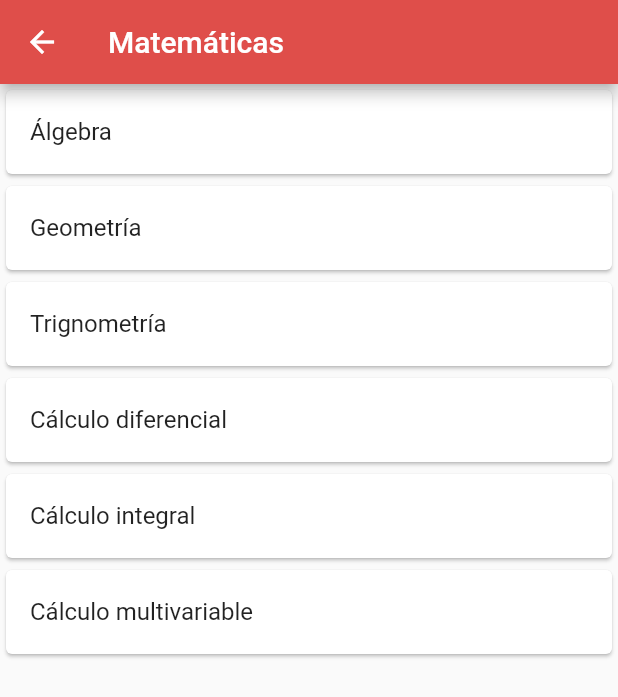
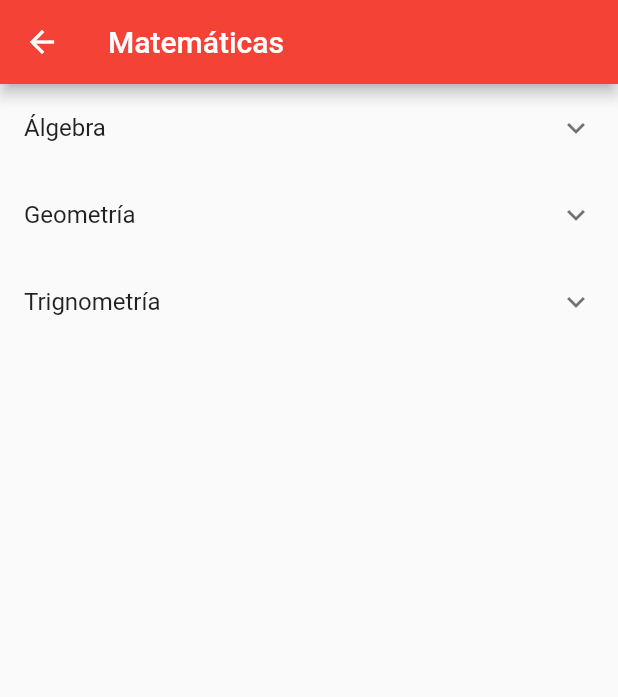
Before and after one commit to gerardofloresgr/Numeria, a Flutter app: the screen it shows after launch, after a tap on "Matemáticas", on a phone screen of 412 x 824 dp. Shown: the top 697 px of the screen. Run offline on Flutter 3.47's test engine with Material 2 defaults, Android fonts, the phone set to English and light mode, and no system bars.

Commit message:
Acordion añadido

```diff
--- a/lib/main.dart
+++ b/lib/main.dart
@@ -1,5 +1,6 @@
 import 'package:flutter/material.dart';
-import 'screens/math.dart';
+import 'screens/math/math.dart';
+import 'screens/physic/physic.dart';
 
 void main() => runApp(Numeria());
 
@@ -23,18 +24,23 @@ class Home extends StatelessWidget {
       body: ListView(
         children: <Widget>[
           Card(
+            color: Colors.red,
             child: Padding(
               padding: const EdgeInsets.all(5),
               child: Column(
                 mainAxisSize: MainAxisSize.min,
                 children: <Widget>[
                   ListTile(
-                    leading: Icon(Icons.add, color: Colors.red),
-                    title: Text('Matemáticas',
-                        style: TextStyle(
-                            fontWeight: FontWeight.bold, color: Colors.red)),
+                    leading: Icon(Icons.add, color: Colors.white),
+                    title: Text(
+                      'Matemáticas',
+                      style: TextStyle(
+                          fontWeight: FontWeight.bold, color: Colors.white),
+                    ),
                     subtitle: Text(
-                        'Álgebra, Geometría, Trigonometría, Derivadas, Integrales y más'),
+                      'Álgebra, Geometría, Trigonometría, Derivadas, Integrales y más',
+                      style: TextStyle(color: Colors.white),
+                    ),
                     onTap: () {
                       Navigator.push(
                         context,
@@ -47,17 +53,48 @@ class Home extends StatelessWidget {
             ),
           ),
           Card(
+            color: Colors.green,
             child: Padding(
               padding: const EdgeInsets.all(5),
               child: Column(
                 mainAxisSize: MainAxisSize.min,
                 children: <Widget>[
                   ListTile(
-                    leading: Icon(Icons.toys, color: Colors.green),
+                    leading: Icon(Icons.toys, color: Colors.white),
                     title: Text('Física',
                         style: TextStyle(
-                            fontWeight: FontWeight.bold, color: Colors.green)),
-                    subtitle: Text('Cinematica, Dinamica, Estatica y más'),
+                            fontWeight: FontWeight.bold, color: Colors.white)),
+                    subtitle: Text(
+                      'Cinematica, Dinamica, Estatica y más',
+                      style: TextStyle(color: Colors.white),
+                    ),
+                    onTap: () {
+                      Navigator.push(
+                        context,
+                        MaterialPageRoute(builder: (context) => Physic()),
+                      );
+                    },
+                  )
+                ],
+              ),
+            ),
+          ),
+          Card(
+            color: Colors.lightGreen,
+            child: Padding(
+              padding: const EdgeInsets.all(5),
+              child: Column(
+                mainAxisSize: MainAxisSize.min,
+                children: <Widget>[
+                  ListTile(
+                    leading: Icon(Icons.ac_unit, color: Colors.white),
+                    title: Text('Química',
+                        style: TextStyle(
+                            fontWeight: FontWeight.bold, color: Colors.white)),
+                    subtitle: Text(
+                      'Solubilidad, Temperatura, Estiquiometría y más',
+                      style: TextStyle(color: Colors.white),
+                    ),
                     onTap: () {
                       // Navigator.push(
                       //   context,
@@ -70,19 +107,21 @@ class Home extends StatelessWidget {
             ),
           ),
           Card(
+            color: Colors.blue,
             child: Padding(
               padding: const EdgeInsets.all(5),
               child: Column(
                 mainAxisSize: MainAxisSize.min,
                 children: <Widget>[
                   ListTile(
-                    leading: Icon(Icons.ac_unit, color: Colors.lightGreen),
-                    title: Text('Química',
+                    leading: Icon(Icons.code, color: Colors.white),
+                    title: Text('Informática',
                         style: TextStyle(
-                            fontWeight: FontWeight.bold,
-                            color: Colors.lightGreen)),
-                    subtitle:
-                        Text('Solubilidad, Temperatura, Estiquiometría y más'),
+                            fontWeight: FontWeight.bold, color: Colors.white)),
+                    subtitle: Text(
+                      'Estructuras, Algoritmos básicos, comandos y más',
+                      style: TextStyle(color: Colors.white),
+                    ),
                     onTap: () {
                       // Navigator.push(
                       //   context,
@@ -95,30 +134,7 @@ class Home extends StatelessWidget {
             ),
           ),
           Card(
-            child: Padding(
-              padding: const EdgeInsets.all(5),
-              child: Column(
-                mainAxisSize: MainAxisSize.min,
-                children: <Widget>[
-                  ListTile(
-                    leading: Icon(Icons.code, color: Colors.blue),
-                    title: Text('Informática',
-                        style: TextStyle(
-                            fontWeight: FontWeight.bold, color: Colors.blue)),
-                    subtitle:
-                        Text('Estructuras, Algoritmos básicos, comandos y más'),
-                    onTap: () {
-                      // Navigator.push(
-                      //   context,
-                      //   MaterialPageRoute(builder: (context) => Formules()),
-                      // );
-                    },
-                  )
-                ],
-              ),
-            ),
-          ),
-          Card(
+            color: Colors.orange,
             child: Padding(
               padding: const EdgeInsets.all(5),
               child: Column(
@@ -126,11 +142,14 @@ class Home extends StatelessWidget {
                 children: <Widget>[
                   ListTile(
                     leading:
-                        Icon(Icons.fiber_manual_record, color: Colors.orange),
+                        Icon(Icons.fiber_manual_record, color: Colors.white),
                     title: Text('Constantes',
                         style: TextStyle(
-                            fontWeight: FontWeight.bold, color: Colors.orange)),
-                    subtitle: Text('Constantes fisicas universales'),
+                            fontWeight: FontWeight.bold, color: Colors.white)),
+                    subtitle: Text(
+                      'Constantes fisicas universales',
+                      style: TextStyle(color: Colors.white),
+                    ),
                     onTap: () {
                       // Navigator.push(
                       //   context,
--- /dev/null
+++ b/lib/screens/math/math.dart
@@ -0,0 +1,108 @@
+import 'package:flutter/material.dart';
+
+class Math extends StatelessWidget {
+  @override
+  Widget build(BuildContext context) {
+    return Scaffold(
+      appBar: AppBar(
+        title: Text('Matemáticas'),
+        backgroundColor: Colors.red,
+      ),
+      body: ListView.builder(
+        itemBuilder: (BuildContext context, int index) =>
+            EntryItem(data[index], context),
+        itemCount: data.length,
+      ),
+    );
+  }
+}
+
+class Entry extends StatelessWidget {
+  @override
+  Widget build(BuildContext context) {
+    return InkWell(
+      onTap: () {
+        print("tapped on container");
+      },
+    );
+  }
+
+  Entry(this.title, this.id, [this.children = const <Entry>[]]);
+  final String title;
+  final double id;
+  final List<Entry> children;
+}
+
+final List<Entry> data = <Entry>[
+  Entry(
+    'Álgebra',
+    1,
+    <Entry>[
+      Entry('Propiedades de los exponentes', 1.1),
+      Entry('Propiedades de los radicales', 1.2),
+      Entry('Operaciones con polinomios', 1.3),
+      Entry('Fórmulas de productos', 1.4),
+      Entry('Fórmulas de factorización', 1.5),
+      Entry('Teorema de binomio', 1.6),
+      Entry('Ecuaciones lineales', 1.7),
+      Entry('Propiedades de la desigualdad', 1.8),
+      Entry('Fórmula general', 1.9),
+      Entry('Propiedades de los logaritmos', 1.91),
+    ],
+  ),
+  Entry(
+    'Geometría',
+    2,
+    <Entry>[
+      Entry('Ángulos de un polígono', 2.1),
+      Entry('Área y permitro de un cuadrilatero', 2.2),
+      Entry('Área y permitro de triángulos', 2.3),
+      Entry('Área y permitro del circulo', 2.4),
+      Entry('Volumen de cuerpos de geométricos', 2.5),
+      Entry('Ecuación de la recta', 2.6),
+      Entry('Distancia entre dos puntos', 2.6),
+      Entry('Distancia de un punto a una recta', 2.7),
+      Entry('Punto medio entre dos puntos', 2.8),
+      Entry('Circunferencia', 2.9),
+      Entry('Parábola con vértice en el origen', 2.91),
+      Entry('Parábola con vértice diferente del origen', 2.92),
+      Entry('Elipse con centro en el origen', 2.93),
+      Entry('Hipérbola', 2.94),
+    ],
+  ),
+  Entry(
+    'Trignometría',
+    3,
+    <Entry>[
+      Entry('Medición y clasificación de ángulos', 3.1),
+      Entry('Teorema de Pitágoras', 3.2),
+      Entry('Funciones trigonométricas', 3.3),
+      Entry('Ley de senos y cosenos', 3.4),
+      Entry('Identidades trigonométricas', 3.5),
+    ],
+  ),
+];
+
+class EntryItem extends StatelessWidget {
+  const EntryItem(this.entry, this.context);
+  final Entry entry;
+  final BuildContext context;
+
+  @override
+  Widget build(BuildContext context) {
+    return _buildTiles(entry);
+  }
+
+  Widget _buildTiles(Entry root) {
+    if (root.children.isEmpty) {
+      return new ListTile(
+        title: new Text(root.title),
+      );
+    }
+    return new ExpansionTile(
+      key: new PageStorageKey<Entry>(root),
+      title: new Text(root.title),
+      children: root.children.map(_buildTiles).toList(),
+    );
+  }
+}
--- /dev/null
+++ b/lib/screens/math/themes/propiedades_exponentes.dart
@@ -0,0 +1,16 @@
+import 'package:flutter/material.dart';
+
+class PropiedadesExponentes extends StatelessWidget {
+  @override
+  Widget build(BuildContext context) {
+    return Scaffold(
+      appBar: AppBar(
+        title: Text('Matemáticas'),
+        backgroundColor: Colors.red,
+      ),
+      body: Center(
+        child: Text('Hola Mundo'),
+      ),
+    );
+  }
+}
--- a/lib/screens/math.dart
+++ b/lib/screens/physic/physic.dart
@@ -1,12 +1,12 @@
 import 'package:flutter/material.dart';
 
-class Math extends StatelessWidget {
+class Physic extends StatelessWidget {
   @override
   Widget build(BuildContext context) {
     return Scaffold(
         appBar: AppBar(
-          title: Text('Matemáticas'),
-          backgroundColor: Color.fromARGB(255, 223, 78, 74),
+          title: Text('Física'),
+          backgroundColor: Colors.green,
         ),
         body: ListView(
           children: <Widget>[
@@ -15,7 +15,7 @@ class Math extends StatelessWidget {
                 mainAxisSize: MainAxisSize.min,
                 children: <Widget>[
                   ListTile(
-                    title: Text('Álgebra'),
+                    title: Text('Cinemática'),
                     onTap: () {},
                   ),
                 ],
@@ -26,7 +26,7 @@ class Math extends StatelessWidget {
                 mainAxisSize: MainAxisSize.min,
                 children: <Widget>[
                   ListTile(
-                    title: Text('Geometría'),
+                    title: Text('Dinámica'),
                     onTap: () {},
                   ),
                 ],
@@ -37,7 +37,7 @@ class Math extends StatelessWidget {
                 mainAxisSize: MainAxisSize.min,
                 children: <Widget>[
                   ListTile(
-                    title: Text('Trignometría'),
+                    title: Text('Estática'),
                     onTap: () {},
                   ),
                 ],
@@ -48,7 +48,7 @@ class Math extends StatelessWidget {
                 mainAxisSize: MainAxisSize.min,
                 children: <Widget>[
                   ListTile(
-                    title: Text('Cálculo diferencial'),
+                    title: Text('Ondas'),
                     onTap: () {},
                   ),
                 ],
@@ -59,7 +59,7 @@ class Math extends StatelessWidget {
                 mainAxisSize: MainAxisSize.min,
                 children: <Widget>[
                   ListTile(
-                    title: Text('Cálculo integral'),
+                    title: Text('Hidrostática'),
                     onTap: () {},
                   ),
                 ],
@@ -70,7 +70,7 @@ class Math extends StatelessWidget {
                 mainAxisSize: MainAxisSize.min,
                 children: <Widget>[
                   ListTile(
-                    title: Text('Cálculo multivariable'),
+                    title: Text('Hidrodinámica'),
                     onTap: () {},
                   ),
                 ],
```
